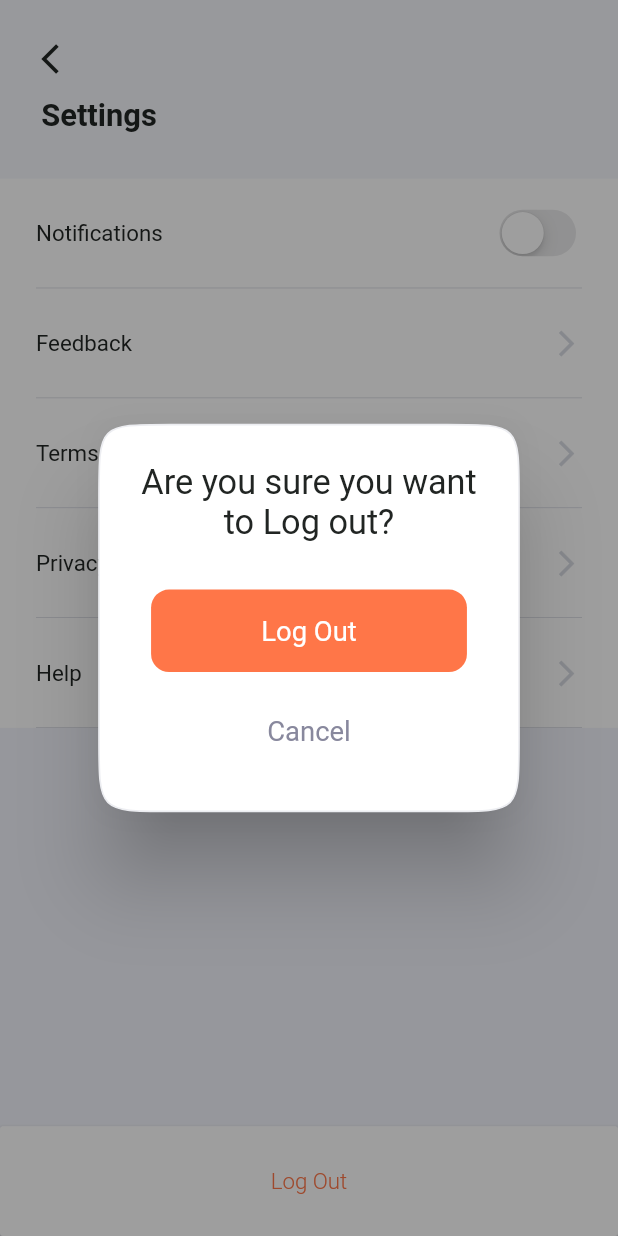
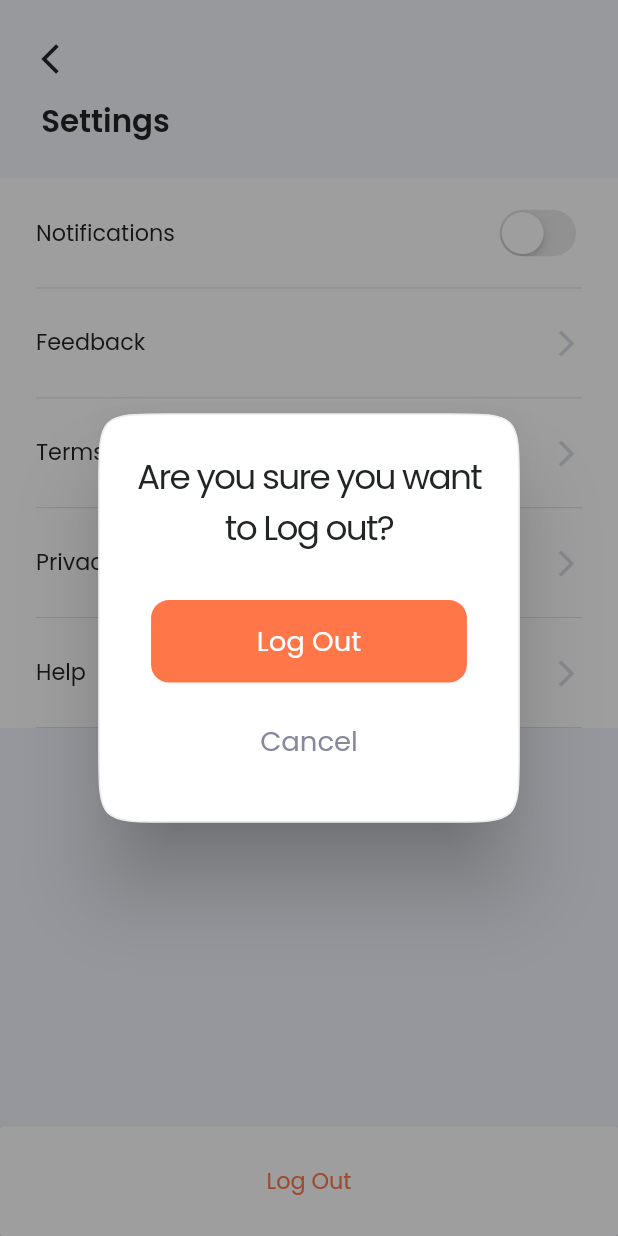
Before and after one commit to papachimps/slv2_proto, a Flutter app: the Settings screen opened directly, after a tap on "Log Out", on a phone screen of 412 x 824 dp. Run offline on Flutter 3.47's test engine with Material 2 defaults, Android fonts, the phone set to English and light mode, and no system bars; drawn by our look-alikes of rflutter_alert; our stand-ins replace google_fonts.

Commit message:
added routeMap and updatable callback methods

```diff
--- a/lib/settings.dart
+++ b/lib/settings.dart
@@ -1,30 +1,42 @@
 import 'package:flutter/material.dart';
 import 'package:flutter/cupertino.dart';
+
+import 'package:google_fonts/google_fonts.dart';
 import 'package:rflutter_alert/rflutter_alert.dart';
 
 // settings page NEW made variables, might be available in constants already.
 const kBorderColor = Color(0xFFD9DCE3);
 const kDialogButtonTitleColor = Color(0xff88889D);
 const kOrangeAccentColor = Color(0xFFFF7648);
+
 /// [kMultiplyFactor] is used to convert design hard values(margin, padding, size, borders, etc)
 /// into screen specific values.
 double kMultiplyFactor = 1;
-TextStyle kSettingsTileTextStyle = TextStyle(
+TextStyle kSettingsTileTextStyle = GoogleFonts.poppins(
   fontSize: 13 * kMultiplyFactor,
   color: kHomeHeaderTextColour,
-  fontFamily: 'Poppins',
   fontWeight: FontWeight.w400,
 );
+
+/// [routeURLs] is the used for mapping
+Map<String, String> routeURLs = {
+  // 'Notifications':  " No url for Notifications",
+  // 'Feedback' : "No url for FeedbackUI() screen",
+  'Terms & Conditions':
+      "https://spicelearn.inroad.in/local/staticpage/view.php?page=terms-and-conditions",
+  'Privacy Policy':
+      "https://spicelearn.inroad.in/local/staticpage/view.php?page=privacy-policy",
+  'Help': "https://spicelearn.inroad.in/local/staticpage/view.php?page=help",
+};
 //
 
 // already in the constants file; copied from global constants file
 const kBackgroundColour = Color(0xFFF2F4FB);
 const kHomeHeaderTextColour = Color(0xFF212523);
 
-TextStyle kMyCoursesHeaderStyle = TextStyle(
+TextStyle kMyCoursesHeaderStyle = GoogleFonts.poppins(
   fontSize: 18 * kMultiplyFactor,
   color: kHomeHeaderTextColour,
-  fontFamily: 'Poppins',
   fontWeight: FontWeight.w600,
 );
 //
@@ -48,30 +60,36 @@ class Settings extends StatelessWidget {
               child: Column(
                 children: [
                   SettingsTile(
-                    buttonTitle: 'Notifications',
+                    title: 'Notifications',
                     showToggleSwitch: true,
-                    onPressed: () {
-                      print('Extra action injected');
+                    switchToggleAction: () {
+                      print('Extra Toggle Action Ran!');
                     },
                   ),
                   SettingsTile(
-                    buttonTitle: 'Feedback',
+                    title: 'Feedback',
                   ),
                   SettingsTile(
-                    buttonTitle: 'Terms & Conditions',
+                    title: 'Terms & Conditions',
                   ),
                   SettingsTile(
-                    buttonTitle: 'Privacy Policy',
+                    title: 'Privacy Policy',
                   ),
                   SettingsTile(
-                    buttonTitle: 'Help',
+                    title: 'Help',
                   ),
                 ],
               ),
             ),
             Spacer(),
             LogoutButton(
-              onPressed: () => onLogOutPressed(context).show(),
+              onPressed: () => onLogOutPressed(
+                context: context,
+                logOutConfirmationAction: () {
+                  Navigator.pop(context);
+                  Navigator.pop(context);
+                },
+              ).show(),
             ),
           ],
         ),
@@ -116,16 +134,14 @@ class CustomAppBar extends StatelessWidget implements PreferredSize {
 
 //settings options tile component
 class SettingsTile extends StatefulWidget {
-  final String buttonTitle;
-  final Function onPressed;
+  final String title;
   final bool showToggleSwitch;
-
-  static void _noActionMethod() {}
+  final Function? switchToggleAction;
 
   const SettingsTile({
-    required this.buttonTitle,
-    this.onPressed = _noActionMethod,
+    required this.title,
     this.showToggleSwitch = false,
+    this.switchToggleAction,
   });
 
   @override
@@ -142,8 +158,9 @@ class _SettingsTileState extends State<SettingsTile> {
       onTap: widget.showToggleSwitch
           ? () {} //no action on tapping tile body if Switch avaliable
           : () {
-              print('${widget.buttonTitle} pressed!');
-              widget.onPressed();
+              print('${widget.title} pressed!');
+              onSettingTilePressed(
+                  context, routeURLs[widget.title] ?? 'Default');
             },
       child: Container(
         height: 64 * kMultiplyFactor,
@@ -160,7 +177,7 @@ class _SettingsTileState extends State<SettingsTile> {
           crossAxisAlignment: CrossAxisAlignment.center,
           children: [
             Text(
-              widget.buttonTitle,
+              widget.title,
               style: kSettingsTileTextStyle,
             ),
             widget.showToggleSwitch
@@ -168,11 +185,11 @@ class _SettingsTileState extends State<SettingsTile> {
                     value: switchValue,
                     onChanged: (bool value) {
                       print('toggleButton pressed!');
-                      // add extra switch functionality here to onPressed property;
                       setState(() {
                         switchValue = value;
                       });
-                      widget.onPressed();
+                      // add switch functionality here to onPressed property;
+                      widget.switchToggleAction!();
                     },
                     // onChanged: (_) {},
                     activeColor: kOrangeAccentColor,
@@ -207,10 +224,10 @@ class LogoutButton extends StatelessWidget {
       child: Center(
         child: Text(
           'Log Out',
-          style: TextStyle(
+          style: GoogleFonts.poppins(
             color: kOrangeAccentColor,
             fontSize: 13 * kMultiplyFactor,
-            fontWeight: FontWeight.w300,
+            fontWeight: FontWeight.w400,
           ),
         ),
       ),
@@ -220,7 +237,9 @@ class LogoutButton extends StatelessWidget {
 
 // on pressing logout button; show alert box
 // using rflutter_alert package for custom alert box
-Alert onLogOutPressed(BuildContext context) {
+Alert onLogOutPressed(
+    {required BuildContext context,
+    required VoidCallback logOutConfirmationAction}) {
   // Dialog Button Widget abstraction for repeated use
   // used inside Alert widget
   DialogButton templateDialogButton({
@@ -236,7 +255,7 @@ Alert onLogOutPressed(BuildContext context) {
         color: color,
         child: Text(
           title,
-          style: TextStyle(
+          style: GoogleFonts.poppins(
             color: titleColor,
             fontSize: 16 * kMultiplyFactor,
           ),
@@ -259,9 +278,11 @@ Alert onLogOutPressed(BuildContext context) {
         ),
       ),
       buttonsDirection: ButtonsDirection.column,
-      titleStyle: kMyCoursesHeaderStyle.copyWith(
+      titleStyle: GoogleFonts.poppins(
+        color: kHomeHeaderTextColour,
         fontSize: 20 * kMultiplyFactor,
         fontWeight: FontWeight.w400,
+        letterSpacing: -1 * kMultiplyFactor,
       ),
     ),
     // type: AlertType.warning,
@@ -269,12 +290,10 @@ Alert onLogOutPressed(BuildContext context) {
     // desc: "Are you sure you want \nto Log Out?",
     buttons: [
       templateDialogButton(
-          title: "Log Out",
-          color: kOrangeAccentColor,
-          onPressed: () {
-            Navigator.pop(context);
-            Navigator.pop(context);
-          }),
+        title: "Log Out",
+        color: kOrangeAccentColor,
+        onPressed: logOutConfirmationAction,
+      ),
       templateDialogButton(
           title: "Cancel",
           titleColor: kDialogButtonTitleColor,
@@ -284,3 +303,22 @@ Alert onLogOutPressed(BuildContext context) {
     ],
   );
 }
+
+/// Use [onSettingTilePressed] method for opening the webView for respective tile
+/// Update return type accordingly.
+/// routeURL can be retrieved by your already created [getURL] method.
+void onSettingTilePressed(BuildContext context, String routeURL) {
+  Navigator.of(context).push(
+    MaterialPageRoute(
+      // builder: (BuildContext context) => WebviewforSettings(getURL(3), 1),
+      builder: (BuildContext context) => routeURL == 'Default'
+          //Replace this Scaffold with Feedback Page
+          ? Scaffold(
+              body: Center(child: Text('Special route for Feedback')),
+            )
+          : Scaffold(
+              body: Center(child: Text(routeURL)),
+            ),
+    ),
+  );
+}
```
Also changed, not shown: pubspec.yaml (+4 -24 lines), pubspec.lock, 1 other file.
